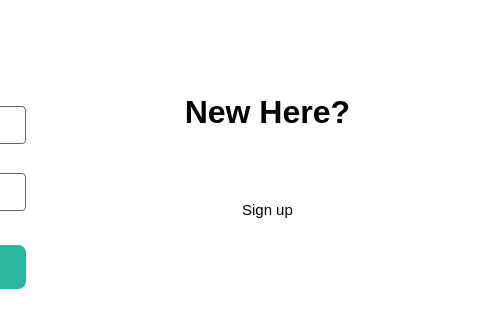
This is ui/QTFiles/login.ui in fizzycoding/Attendance-Management-System--College as Qt 5 draws it before an edit; both pictures show x 370 to 850 and y 144 to 464 of the 850 by 580 pixel window. The edited form follows.
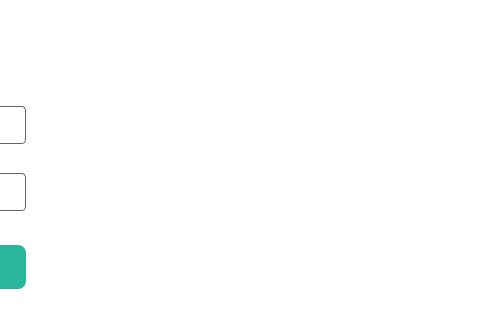
This is the edited form.

```diff
--- a/ui/QTFiles/login.ui
+++ b/ui/QTFiles/login.ui
@@ -16,6 +16,7 @@
         <property name="styleSheet">
             <string notr="true">
                 #login_form_main_window {
+border:none;
                 background: white;
                 }
             </string>
@@ -383,7 +384,7 @@
                                                             </font>
                                                         </property>
                                                         <property name="styleSheet">
-                                                            <string notr="true"/>
+               <string notr="true">color:white;</string>
                                                         </property>
                                                         <property name="text">
                                                             <string>New Here?</string>
@@ -435,6 +436,7 @@
                                             </property>
                                             <property name="styleSheet">
                                                 <string notr="true">#signupButton{
+							color: white;
                                                     border-radius: 18px;
                                                     border:1px solid rgba(255, 255, 255, 150);
                                                     padding: 7px 0;
```
Left out of the diff: 4 changed lines with no effect on the pictures. Lines whose indentation alone changed are shown as unchanged.
